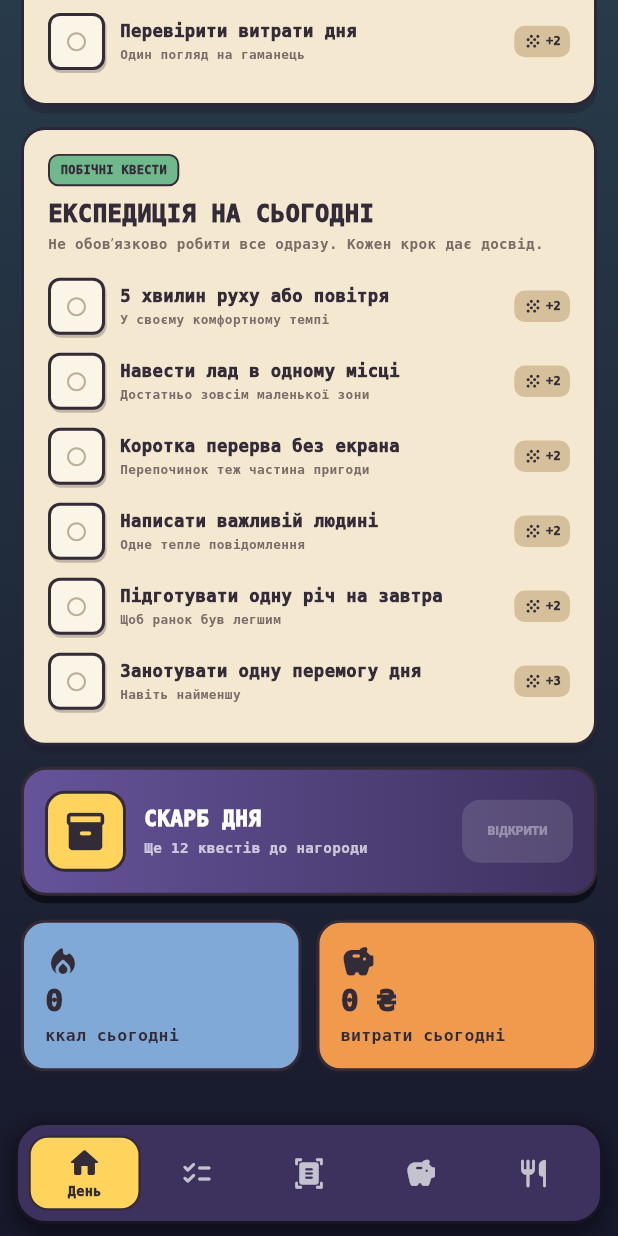
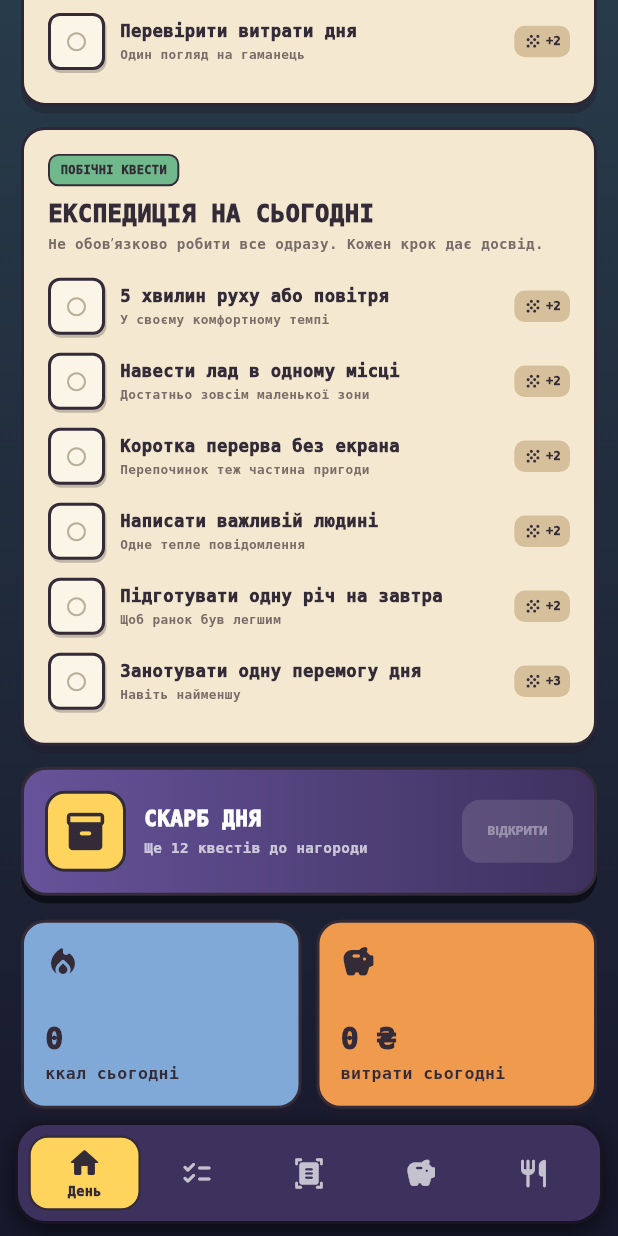
Before and after one commit to artiesykora-spec/zrobleno, a Flutter app: the screen it shows after launch, scrolled down 796 dp, on a phone screen of 412 x 824 dp. Run offline on Flutter 3.47's test engine with Material 3 defaults, Android fonts, the light colour scheme and no system bars; our stand-ins replace flutter_local_notifications, image_picker, shared_preferences, timezone; missing offline and left inert: flame.

Commit message:
fix: constrain daily metric cards

```diff
--- a/lib/pages/today_page.dart
+++ b/lib/pages/today_page.dart
@@ -977,7 +977,9 @@
     final expenses = store.expenses
         .where((expense) => store.isToday(expense.date))
         .fold<double>(0, (sum, expense) => sum + expense.amount);
-    return Row(
+    return SizedBox(
+      height: 126,
+      child: Row(
         children: [
           Expanded(
             child: MetricCard(
@@ -997,6 +999,7 @@
             ),
           ),
         ],
+      ),
     );
   }
 }
```
Lines whose indentation alone changed are shown as unchanged.
